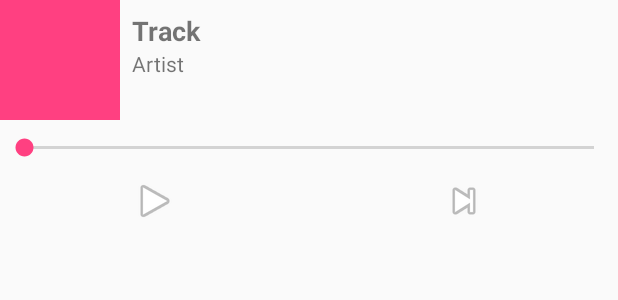
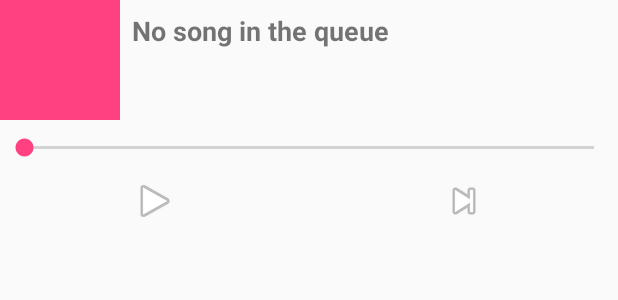
Before and after one commit to vltmn/qdio, an Android app: the layout fragment_playing_status.xml on its own in the app's theme, with its tools: preview values and no code run, on a phone screen of 412 x 824 dp. Shown: the top 300 px of the screen. Run offline under Robolectric (Android 15) with nearby library versions, the phone set to English and light mode, and no system bars.

Commit message:
fix ending of song when no song in the queue

```diff
--- a/app/src/main/res/layout/fragment_playing_status.xml
+++ b/app/src/main/res/layout/fragment_playing_status.xml
@@ -29,7 +29,7 @@
                 android:id="@+id/trackName"
                 android:layout_width="match_parent"
                 android:layout_height="wrap_content"
-                android:text="@string/track"
+                android:text="@string/NO_SONG"
                 android:textSize="18sp"
                 android:textStyle="bold" />
 
@@ -37,7 +37,7 @@
                 android:id="@+id/artistName"
                 android:layout_width="match_parent"
                 android:layout_height="wrap_content"
-                android:text="Artist" />
+                android:text="" />
         </LinearLayout>
     </LinearLayout>
 
@@ -45,6 +45,7 @@
         android:id="@+id/seekBar"
         android:layout_width="match_parent"
         android:layout_height="0dp"
+
         android:layout_weight="1" />
 
     <LinearLayout
@@ -59,7 +60,8 @@
             android:layout_height="wrap_content"
             android:layout_weight="1"
             android:background="@android:color/transparent"
-            app:srcCompat="@android:drawable/ic_media_play" />
+
+            android:src="@android:drawable/ic_media_play" />
 
         <ImageButton
             android:id="@+id/nextBtn"
@@ -67,6 +69,6 @@
             android:layout_height="wrap_content"
             android:layout_weight="1"
             android:background="@android:color/transparent"
-            app:srcCompat="@android:drawable/ic_media_next" />
+            android:src="@android:drawable/ic_media_next" />
     </LinearLayout>
 </LinearLayout>
--- a/app/src/main/res/values/strings.xml
+++ b/app/src/main/res/values/strings.xml
@@ -4,4 +4,5 @@
     <string name="create_room">Skapa ett rum</string>
     <string name="join_room">Anslut till rum</string>
     <string name="track">Track</string>
+    <string name="NO_SONG">No song in the queue</string>
 </resources>
```
Also changed, not shown: app/src/main/java/io/hamo/qdio/view/fragments/playing/PlayingStatusFragment.java (+7 -7 lines), app/src/main/java/io/hamo/qdio/view/fragments/playing/PlayingStatusViewModel.java (+7 -3 lines).
